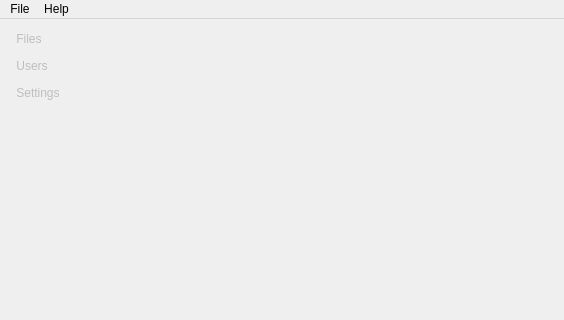
Qt form parsec/core/gui/forms/main_window.ui (Scille/parsec-cloud) before a commit; both pictures show x 0 to 564 and y 0 to 320 of the 800 by 600 pixel window.
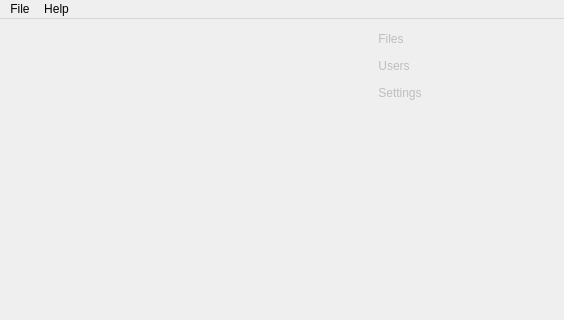
The same form after that commit. Icons and pictures are not drawn.

```diff
--- a/parsec/core/gui/forms/main_window.ui
+++ b/parsec/core/gui/forms/main_window.ui
@@ -137,41 +137,6 @@
       <property name="sizeConstraint">
        <enum>QLayout::SetMaximumSize</enum>
       </property>
-      <item>
-       <widget class="QLabel" name="label_title">
-        <property name="sizePolicy">
-         <sizepolicy hsizetype="MinimumExpanding" vsizetype="Minimum">
-          <horstretch>0</horstretch>
-          <verstretch>0</verstretch>
-         </sizepolicy>
-        </property>
-        <property name="text">
-         <string/>
-        </property>
-        <property name="alignment">
-         <set>Qt::AlignLeading|Qt::AlignLeft|Qt::AlignVCenter</set>
-        </property>
-        <property name="margin">
-         <number>0</number>
-        </property>
-       </widget>
-      </item>
-      <item>
-       <spacer name="verticalSpacer_2">
-        <property name="orientation">
-         <enum>Qt::Vertical</enum>
-        </property>
-        <property name="sizeType">
-         <enum>QSizePolicy::Minimum</enum>
-        </property>
-        <property name="sizeHint" stdset="0">
-         <size>
-          <width>20</width>
-          <height>0</height>
-         </size>
-        </property>
-       </spacer>
-      </item>
      </layout>
     </item>
    </layout>
```
